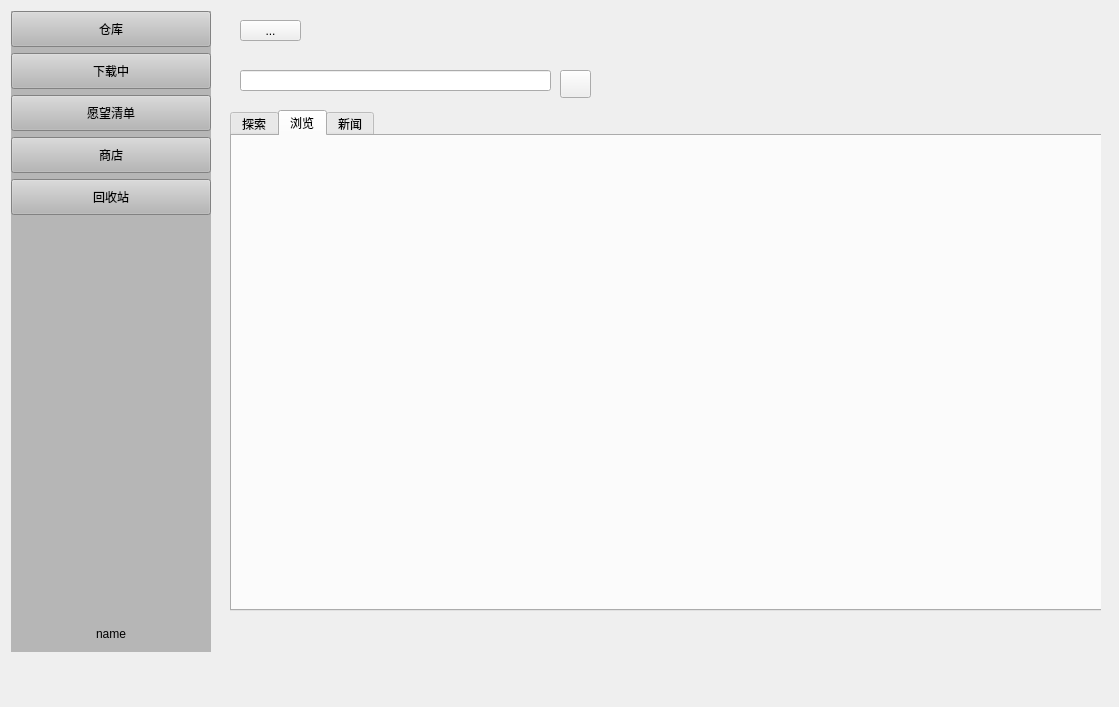
Before: the Qt Designer form mainwindow.ui in chenaifeiwuya/GameStory, drawn with Qt 5.
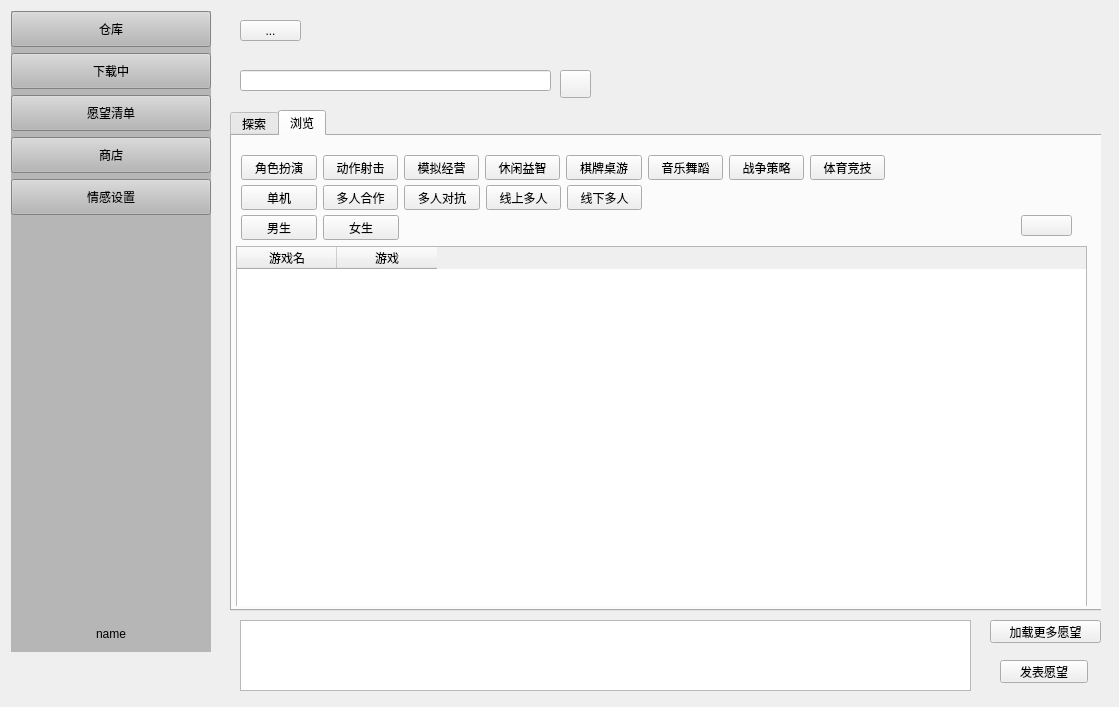
After: the same form once the commit is applied. The open tabs and pages were chosen to show the change. Icons and pictures are not drawn.

Diff of the .ui file:
```diff
--- a/mainwindow.ui
+++ b/mainwindow.ui
@@ -19,6 +19,9 @@
   <property name="windowTitle">
    <string>MainWindow</string>
   </property>
+  <property name="styleSheet">
+   <string notr="true">QMainWindow{background-image: url(qrc:/images/myimages/images/ysLH.png); backgroud-repeat:no-repeat; backgroud-position:center;}</string>
+  </property>
   <widget class="QWidget" name="centralwidget">
    <widget class="QWidget" name="wdg_left" native="true">
     <property name="enabled">
@@ -163,7 +166,7 @@
         </size>
        </property>
        <property name="text">
-        <string>回收站</string>
+        <string>情感设置</string>
        </property>
       </widget>
      </item>
@@ -915,11 +918,200 @@
           <attribute name="title">
            <string>浏览</string>
           </attribute>
-         </widget>
-         <widget class="QWidget" name="tab_3">
-          <attribute name="title">
-           <string>新闻</string>
-          </attribute>
+          <widget class="QWidget" name="widget_2" native="true">
+           <property name="geometry">
+            <rect>
+             <x>-1</x>
+             <y>9</y>
+             <width>861</width>
+             <height>461</height>
+            </rect>
+           </property>
+           <widget class="QTableWidget" name="tab_gameDivide">
+            <property name="geometry">
+             <rect>
+              <x>5</x>
+              <y>101</y>
+              <width>851</width>
+              <height>361</height>
+             </rect>
+            </property>
+            <column>
+             <property name="text">
+              <string>游戏名</string>
+             </property>
+            </column>
+            <column>
+             <property name="text">
+              <string>游戏</string>
+             </property>
+            </column>
+           </widget>
+           <widget class="QPushButton" name="pushButton_17">
+            <property name="geometry">
+             <rect>
+              <x>790</x>
+              <y>70</y>
+              <width>51</width>
+              <height>21</height>
+             </rect>
+            </property>
+            <property name="text">
+             <string/>
+            </property>
+            <property name="icon">
+             <iconset>
+              <normaloff>:/images/myimages/images/start.png</normaloff>:/images/myimages/images/start.png</iconset>
+            </property>
+            <property name="iconSize">
+             <size>
+              <width>100</width>
+              <height>20</height>
+             </size>
+            </property>
+           </widget>
+           <widget class="QWidget" name="layoutWidget">
+            <property name="geometry">
+             <rect>
+              <x>10</x>
+              <y>10</y>
+              <width>644</width>
+              <height>25</height>
+             </rect>
+            </property>
+            <layout class="QHBoxLayout" name="horizontalLayout">
+             <item>
+              <widget class="QPushButton" name="pushButton_2">
+               <property name="text">
+                <string>角色扮演</string>
+               </property>
+              </widget>
+             </item>
+             <item>
+              <widget class="QPushButton" name="pushButton_3">
+               <property name="text">
+                <string>动作射击</string>
+               </property>
+              </widget>
+             </item>
+             <item>
+              <widget class="QPushButton" name="pushButton_4">
+               <property name="text">
+                <string>模拟经营</string>
+               </property>
+              </widget>
+             </item>
+             <item>
+              <widget class="QPushButton" name="pushButton_5">
+               <property name="text">
+                <string>休闲益智</string>
+               </property>
+              </widget>
+             </item>
+             <item>
+              <widget class="QPushButton" name="pushButton_6">
+               <property name="text">
+                <string>棋牌桌游</string>
+               </property>
+              </widget>
+             </item>
+             <item>
+              <widget class="QPushButton" name="pushButton_7">
+               <property name="text">
+                <string>音乐舞蹈</string>
+               </property>
+              </widget>
+             </item>
+             <item>
+              <widget class="QPushButton" name="pushButton_8">
+               <property name="text">
+                <string>战争策略</string>
+               </property>
+              </widget>
+             </item>
+             <item>
+              <widget class="QPushButton" name="pushButton_9">
+               <property name="text">
+                <string>体育竞技</string>
+               </property>
+              </widget>
+             </item>
+            </layout>
+           </widget>
+           <widget class="QWidget" name="layoutWidget">
+            <property name="geometry">
+             <rect>
+              <x>10</x>
+              <y>40</y>
+              <width>401</width>
+              <height>25</height>
+             </rect>
+            </property>
+            <layout class="QHBoxLayout" name="horizontalLayout_3">
+             <item>
+              <widget class="QPushButton" name="pushButton_10">
+               <property name="text">
+                <string>单机</string>
+               </property>
+              </widget>
+             </item>
+             <item>
+              <widget class="QPushButton" name="pushButton_11">
+               <property name="text">
+                <string>多人合作</string>
+               </property>
+              </widget>
+             </item>
+             <item>
+              <widget class="QPushButton" name="pushButton_12">
+               <property name="text">
+                <string>多人对抗</string>
+               </property>
+              </widget>
+             </item>
+             <item>
+              <widget class="QPushButton" name="pushButton_13">
+               <property name="text">
+                <string>线上多人</string>
+               </property>
+              </widget>
+             </item>
+             <item>
+              <widget class="QPushButton" name="pushButton_14">
+               <property name="text">
+                <string>线下多人</string>
+               </property>
+              </widget>
+             </item>
+            </layout>
+           </widget>
+           <widget class="QWidget" name="layoutWidget">
+            <property name="geometry">
+             <rect>
+              <x>10</x>
+              <y>70</y>
+              <width>158</width>
+              <height>25</height>
+             </rect>
+            </property>
+            <layout class="QHBoxLayout" name="horizontalLayout_4">
+             <item>
+              <widget class="QPushButton" name="pushButton_15">
+               <property name="text">
+                <string>男生</string>
+               </property>
+              </widget>
+             </item>
+             <item>
+              <widget class="QPushButton" name="pushButton_16">
+               <property name="text">
+                <string>女生</string>
+               </property>
+              </widget>
+             </item>
+            </layout>
+           </widget>
+          </widget>
          </widget>
         </widget>
         <widget class="QLineEdit" name="lineEdit">
@@ -992,6 +1184,42 @@
      <string>...</string>
     </property>
    </widget>
+   <widget class="QPushButton" name="pushButton_18">
+    <property name="geometry">
+     <rect>
+      <x>990</x>
+      <y>620</y>
+      <width>111</width>
+      <height>23</height>
+     </rect>
+    </property>
+    <property name="text">
+     <string>加载更多愿望</string>
+    </property>
+   </widget>
+   <widget class="QTextEdit" name="text_Dream">
+    <property name="geometry">
+     <rect>
+      <x>240</x>
+      <y>620</y>
+      <width>731</width>
+      <height>71</height>
+     </rect>
+    </property>
+   </widget>
+   <widget class="QPushButton" name="pb_sendDream">
+    <property name="geometry">
+     <rect>
+      <x>1000</x>
+      <y>660</y>
+      <width>88</width>
+      <height>23</height>
+     </rect>
+    </property>
+    <property name="text">
+     <string>发表愿望</string>
+    </property>
+   </widget>
   </widget>
  </widget>
  <resources/>
```
Left out of the diff: 63 changed lines with no effect on the pictures.
